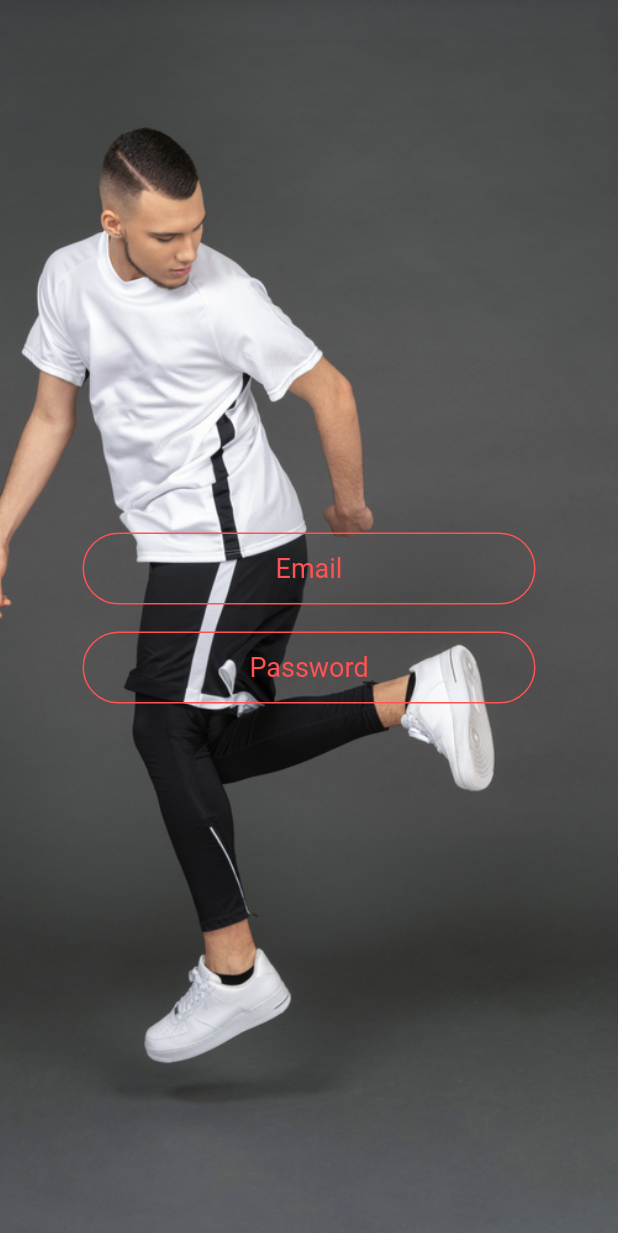
After one commit to NatalmanNahm/chevie_flutter, a Flutter app: the LoginScreen screen opened by its route, on a phone screen of 412 x 824 dp. The commit adds this screen. Shown: the top 1233 px of the screen. Run offline on Flutter 3.47's test engine with Material 2 defaults, Android fonts, the phone set to English and light mode, and no system bars; our stand-ins replace flutter_icons, google_fonts.

Commit message:
added a new screen with two text field.

```diff
--- /dev/null
+++ b/lib/Screens/login_screen.dart
@@ -0,0 +1,48 @@
+import 'package:flutter/material.dart';
+import 'package:cheviefutter/constants.dart';
+
+class LoginScreen extends StatefulWidget {
+
+  static const String id = 'Login Screen';
+
+  @override
+  _LoginScreenState createState() => _LoginScreenState();
+}
+
+class _LoginScreenState extends State<LoginScreen> {
+  @override
+  Widget build(BuildContext context) {
+    return Scaffold(
+      body: Container(
+        decoration: kBackgroundDecor,
+        child: Padding(
+          padding: const EdgeInsets.symmetric(horizontal: 55.0),
+          child: Column(
+            mainAxisAlignment: MainAxisAlignment.center,
+            children: <Widget>[
+              TextField(
+                keyboardType: TextInputType.emailAddress,
+                decoration: kTextFieldDecor.copyWith(hintText: 'Email'),
+                textAlign: TextAlign.center,
+                cursorColor: Colors.white,
+                onChanged: (value) {},
+                style: kTextFieldStyle,
+              ),
+
+              SizedBox(height: 18.0),
+
+              TextField(
+                obscureText: true,
+                decoration: kTextFieldDecor.copyWith(hintText: 'Password'),
+                textAlign: TextAlign.center,
+                cursorColor: Colors.white,
+                onChanged: (value) {},
+                style: kTextFieldStyle,
+              )
+            ],
+          ),
+        ),
+      ),
+    );
+  }
+}
--- a/lib/main.dart
+++ b/lib/main.dart
@@ -1,6 +1,7 @@
 import 'package:flutter/material.dart';
 import 'package:cheviefutter/Screens/welcome_screen.dart';
 import 'Screens/registration_screen.dart';
+import 'Screens/login_screen.dart';
 
 void main() => runApp(Chevie());
 
@@ -12,6 +13,7 @@ class Chevie extends StatelessWidget {
       routes: {
         WelcomeScreen.id: (context) => WelcomeScreen(),
         RegistrationScreen.id: (context) => RegistrationScreen(),
+        LoginScreen.id: (context) => LoginScreen(),
       },
     );
   }
```
